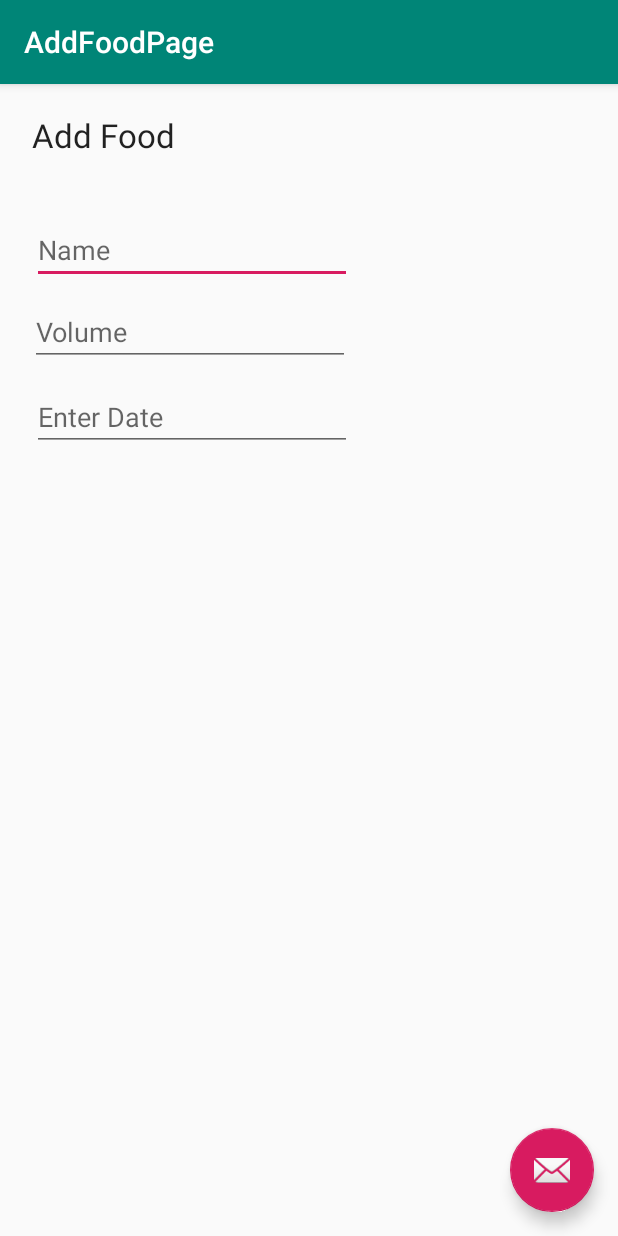
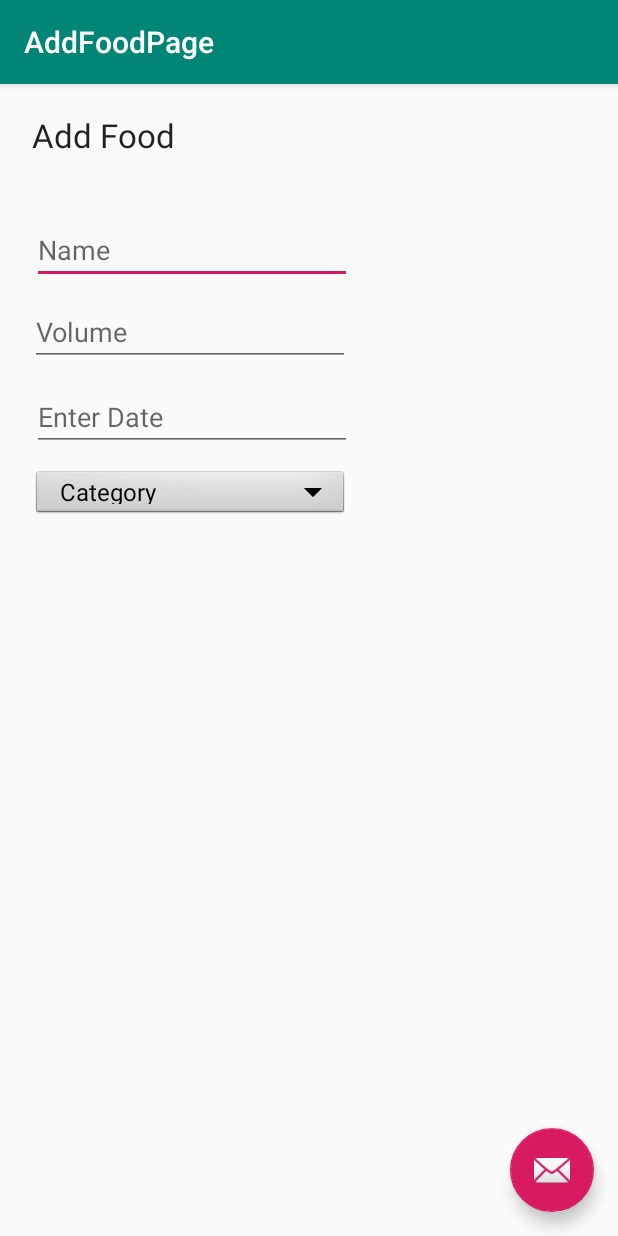
Before and after one commit to simrit-nijjar/food-inventory-app, an Android app: the AddFoodPage screen opened directly, with no data from a screen before it, on a phone screen of 412 x 824 dp. Run offline under Robolectric (Android 15) with nearby library versions, the phone set to English and light mode, and no system bars.

Commit message:
Added the category Picker, was not able to test it.

```diff
--- a/app/src/main/java/com/griffins/whatsinmyfridge/AddFoodPage.java
+++ b/app/src/main/java/com/griffins/whatsinmyfridge/AddFoodPage.java
@@ -15,12 +15,15 @@ import androidx.appcompat.widget.Toolbar;
 import android.text.InputType;
 import android.util.Log;
 import android.view.View;
+import android.widget.ArrayAdapter;
 import android.widget.Button;
 import android.widget.DatePicker;
 import android.widget.EditText;
+import android.widget.Spinner;
 import android.widget.TextView;
 
 import java.util.Calendar;
+import java.util.Locale;
 
 public class AddFoodPage extends AppCompatActivity {
     DatePickerDialog picker;
@@ -70,6 +73,10 @@ public class AddFoodPage extends AppCompatActivity {
             }
         });
 
+        Spinner dropdown = findViewById(R.id.category);
+        String[] categories = new String[]{"Category", "Fruits & Vegetables", "Meat & Seafood", "Dairy", "Frozen", "Drinks", "Baked Goods"};
+        ArrayAdapter<String> adapter = new ArrayAdapter<>(this, android.R.layout.simple_spinner_dropdown_item, categories);
+        dropdown.setAdapter(adapter);
 
 
 
--- a/app/src/main/res/layout/content_add_food_page.xml
+++ b/app/src/main/res/layout/content_add_food_page.xml
@@ -68,4 +68,15 @@
         app:layout_constraintStart_toStartOf="parent"
         app:layout_constraintTop_toTopOf="parent" />
 
+    <Spinner
+        android:id="@+id/category"
+        android:layout_width="211dp"
+        android:layout_height="35dp"
+        android:layout_marginStart="21dp"
+        android:layout_marginTop="11dp"
+        android:background="@android:drawable/btn_dropdown"
+        android:spinnerMode="dropdown"
+        app:layout_constraintStart_toStartOf="parent"
+        app:layout_constraintTop_toBottomOf="@+id/editText1" />
+
 </androidx.constraintlayout.widget.ConstraintLayout>
```
Also changed, not shown: app/src/main/res/layout/activity_main.xml (+16 -6 lines), app/src/main/res/drawable-hdpi/add_food_button.png (added).
